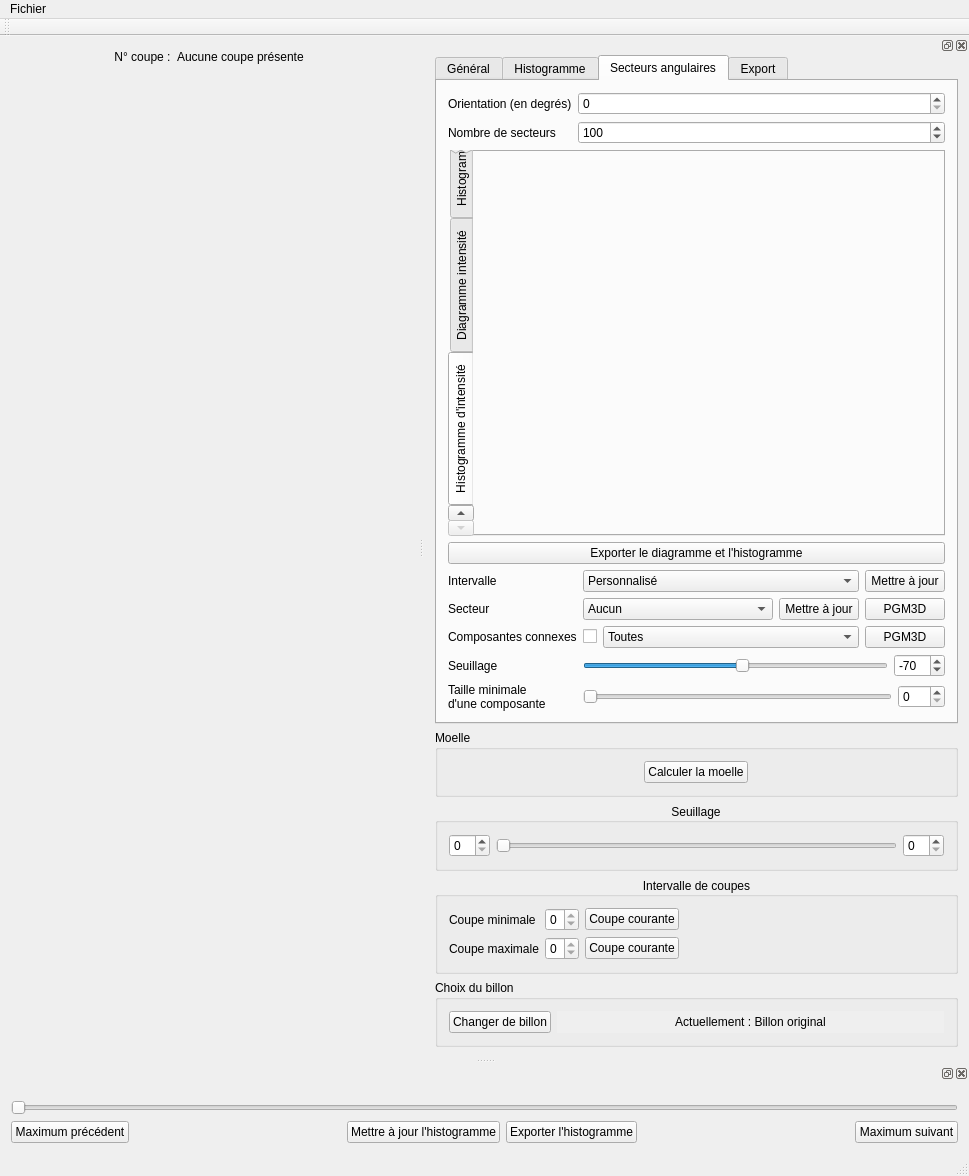
akrah/TKDetection, file ui/mainwindow.ui: the form before one commit.
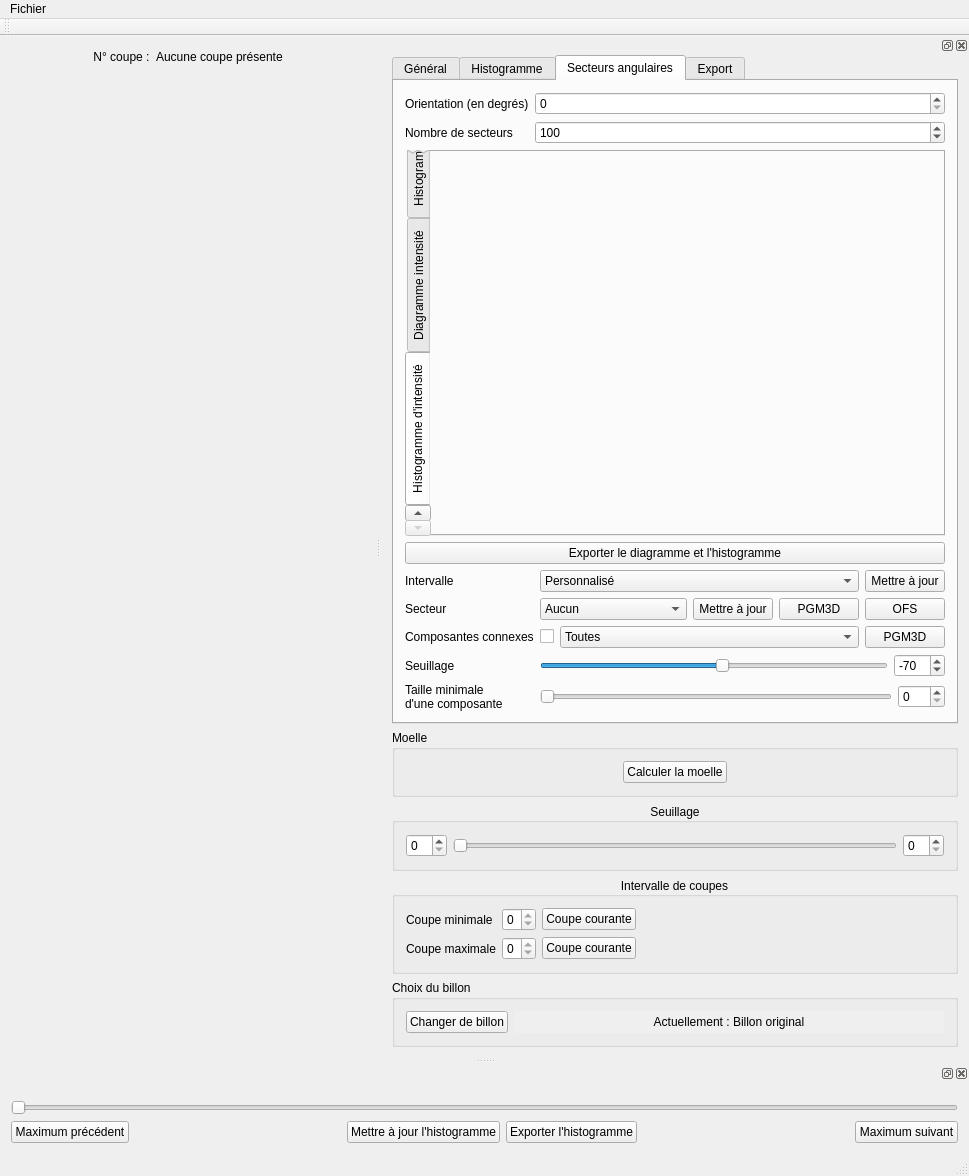
The form after the commit. Custom widgets are drawn as their Qt base class.

Commit message: Export secteur en OFS

What changed in the file:
```diff
--- a/ui/mainwindow.ui
+++ b/ui/mainwindow.ui
@@ -104,7 +104,7 @@
           <rect>
            <x>0</x>
            <y>0</y>
-           <width>403</width>
+           <width>360</width>
            <height>922</height>
           </rect>
          </property>
@@ -171,7 +171,7 @@
   <widget class="QDockWidget" name="dockWidget_2">
    <property name="minimumSize">
     <size>
-     <width>545</width>
+     <width>588</width>
      <height>970</height>
     </size>
    </property>
@@ -1113,6 +1113,12 @@
              </property>
              <item>
               <widget class="QComboBox" name="_comboSelectSectorInterval">
+               <property name="sizePolicy">
+                <sizepolicy hsizetype="Minimum" vsizetype="Fixed">
+                 <horstretch>0</horstretch>
+                 <verstretch>0</verstretch>
+                </sizepolicy>
+               </property>
                <item>
                 <property name="text">
                  <string>Aucun</string>
@@ -1146,6 +1152,19 @@
                </property>
               </widget>
              </item>
+             <item>
+              <widget class="QPushButton" name="_buttonExportSectorToOfs">
+               <property name="sizePolicy">
+                <sizepolicy hsizetype="Maximum" vsizetype="Fixed">
+                 <horstretch>0</horstretch>
+                 <verstretch>0</verstretch>
+                </sizepolicy>
+               </property>
+               <property name="text">
+                <string>OFS</string>
+               </property>
+              </widget>
+             </item>
             </layout>
            </item>
            <item row="3" column="0">
```
Left out of the diff: 4 changed lines with no effect on the pictures. The commit also changes 5 other files.
